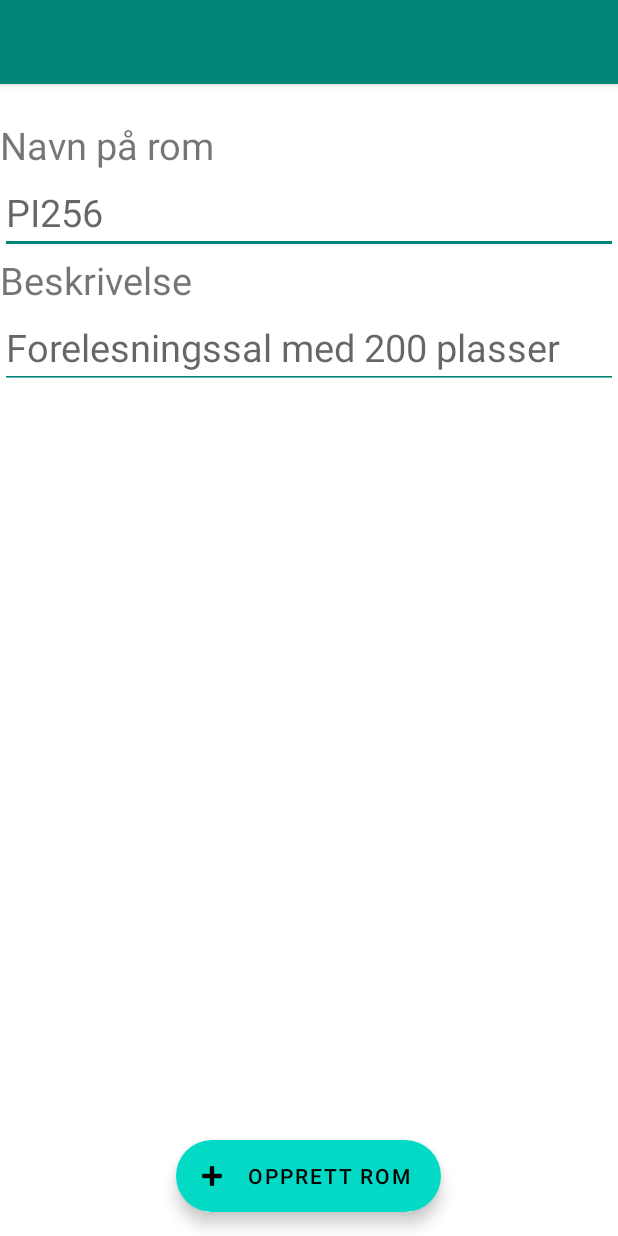
After one commit to SagenKoder/MySupersecretMapApp, an Android app: the layout activity_create_room.xml on its own in the app's theme, with its tools: preview values and no code run, on a phone screen of 412 x 824 dp. The commit adds this screen. Run offline under Robolectric (Android 15) with nearby library versions, the phone set to English and light mode, and no system bars; network calls fail.

```diff
--- a/app/src/main/AndroidManifest.xml
+++ b/app/src/main/AndroidManifest.xml
@@ -19,9 +19,13 @@
         android:theme="@style/AppTheme"
         tools:ignore="AllowBackup,GoogleAppIndexingWarning,UnusedAttribute">
         <activity
+            android:name=".CreateRoomActivity"
+            android:label="@string/title_activity_create_room"
+            android:theme="@style/AppTheme.NoActionBar"></activity>
+        <activity
             android:name=".BuildingActivity"
             android:label="@string/title_activity_building"
-            android:theme="@style/AppTheme.NoActionBar"></activity>
+            android:theme="@style/AppTheme.NoActionBar" />
         <activity
             android:name=".CreateBuildingActivity"
             android:label="@string/title_activity_create_building"
--- a/app/src/main/java/app/sagen/mysupersecretmapapp/CreateBuildingActivity.java
+++ b/app/src/main/java/app/sagen/mysupersecretmapapp/CreateBuildingActivity.java
@@ -55,7 +55,7 @@ public class CreateBuildingActivity extends AppCompatActivity implements CreateB
 
     @Override
     public void buildingCreated() {
-        Snackbar.make(fabCreate.getRootView(), "Bygg opprettet <3", Snackbar.LENGTH_LONG).show();
+        Snackbar.make(fabCreate.getRootView(), "Bygg opprettet", Snackbar.LENGTH_LONG).show();
 
         finish();
     }
--- a/app/src/main/java/app/sagen/mysupersecretmapapp/data/Reservation.java
+++ b/app/src/main/java/app/sagen/mysupersecretmapapp/data/Reservation.java
@@ -8,7 +8,7 @@ import org.json.JSONObject;
 
 import java.util.Date;
 
-import app.sagen.mysupersecretmapapp.util.Util;
+import app.sagen.mysupersecretmapapp.util.Utils;
 
 public class Reservation implements Parcelable {
 
@@ -39,8 +39,8 @@ public class Reservation implements Parcelable {
         this.room = room;
 
         id = jsonObject.getInt("id");
-        from = Util.parseJsonDate(jsonObject.getString("datetime_from"));
-        to = Util.parseJsonDate(jsonObject.getString("datetime_to"));
+        from = Utils.parseJsonDate(jsonObject.getString("datetime_from"));
+        to = Utils.parseJsonDate(jsonObject.getString("datetime_to"));
         durationInSeconds = jsonObject.getInt("durationInSeconds");
     }
 
--- a/app/src/main/java/app/sagen/mysupersecretmapapp/task/CreateBuildingTask.java
+++ b/app/src/main/java/app/sagen/mysupersecretmapapp/task/CreateBuildingTask.java
@@ -46,7 +46,7 @@ public class CreateBuildingTask extends AsyncTask<Building, Void, Void> {
                 conn.disconnect();
 
             } catch (Exception e) {
-                Log.e(TAG, "doInBackground: Error while loading buildings!", e);
+                Log.e(TAG, "doInBackground: Error while creating building!", e);
             }
         }
         return null;
--- a/app/src/main/java/app/sagen/mysupersecretmapapp/task/FetchDataTask.java
+++ b/app/src/main/java/app/sagen/mysupersecretmapapp/task/FetchDataTask.java
@@ -12,7 +12,7 @@ import java.util.ArrayList;
 import java.util.List;
 
 import app.sagen.mysupersecretmapapp.data.Building;
-import app.sagen.mysupersecretmapapp.util.Util;
+import app.sagen.mysupersecretmapapp.util.Utils;
 
 public class FetchDataTask extends AsyncTask<Void, Void, List<Building>> {
 
@@ -41,7 +41,7 @@ public class FetchDataTask extends AsyncTask<Void, Void, List<Building>> {
 
         List<Building> buildings = new ArrayList<>();
         try {
-            JSONArray jsonArray = Util.readJsonArrayFrom(apiUri);
+            JSONArray jsonArray = Utils.readJsonArrayFrom(apiUri);
 
             for (int i = 0; i < jsonArray.length(); i++) {
                 JSONObject jsonObject = jsonArray.getJSONObject(i);
--- a/app/src/main/java/app/sagen/mysupersecretmapapp/task/LatLngFromAddressTask.java
+++ b/app/src/main/java/app/sagen/mysupersecretmapapp/task/LatLngFromAddressTask.java
@@ -11,7 +11,7 @@ import org.json.JSONObject;
 import java.net.URL;
 
 import app.sagen.mysupersecretmapapp.data.LatLngResult;
-import app.sagen.mysupersecretmapapp.util.Util;
+import app.sagen.mysupersecretmapapp.util.Utils;
 
 public class LatLngFromAddressTask extends AsyncTask<String, Void, LatLngResult> {
 
@@ -44,7 +44,7 @@ public class LatLngFromAddressTask extends AsyncTask<String, Void, LatLngResult>
                         .replace("%KEY%", apiKey)
                         .replace("%ADDRESS%", string.replaceAll("\\s", "%20")));
 
-                JSONObject jsonObject = Util.readJsonObjectFrom(url);
+                JSONObject jsonObject = Utils.readJsonObjectFrom(url);
 
                 if (!jsonObject.getString("status").equals("OK")) {
                     throw new RuntimeException("Got a non-ok status from maps API!\nStatus: " + jsonObject.getString("status"));
--- /dev/null
+++ b/app/src/main/res/layout/activity_create_room.xml
@@ -0,0 +1,35 @@
+<?xml version="1.0" encoding="utf-8"?>
+<androidx.coordinatorlayout.widget.CoordinatorLayout xmlns:android="http://schemas.android.com/apk/res/android"
+    xmlns:app="http://schemas.android.com/apk/res-auto"
+    xmlns:tools="http://schemas.android.com/tools"
+    android:layout_width="match_parent"
+    android:layout_height="match_parent"
+    tools:context=".CreateRoomActivity">
+
+    <com.google.android.material.appbar.AppBarLayout
+        android:layout_width="match_parent"
+        android:layout_height="wrap_content"
+        android:theme="@style/AppTheme.AppBarOverlay">
+
+        <androidx.appcompat.widget.Toolbar
+            android:id="@+id/toolbar"
+            android:layout_width="match_parent"
+            android:layout_height="?attr/actionBarSize"
+            android:background="?attr/colorPrimary"
+            app:popupTheme="@style/AppTheme.PopupOverlay" />
+
+    </com.google.android.material.appbar.AppBarLayout>
+
+    <include layout="@layout/content_create_room" />
+
+    <com.google.android.material.floatingactionbutton.ExtendedFloatingActionButton
+        android:id="@+id/fab_create_room"
+        android:layout_width="wrap_content"
+        android:layout_height="wrap_content"
+        android:layout_gravity="bottom|center_horizontal"
+        android:layout_margin="@dimen/fab_margin"
+        android:text="Opprett rom"
+        app:icon="@android:drawable/ic_input_add"
+        app:srcCompat="@android:drawable/ic_input_add" />
+
+</androidx.coordinatorlayout.widget.CoordinatorLayout>
--- /dev/null
+++ b/app/src/main/res/layout/content_create_room.xml
@@ -0,0 +1,41 @@
+<?xml version="1.0" encoding="utf-8"?>
+<LinearLayout xmlns:android="http://schemas.android.com/apk/res/android"
+    xmlns:app="http://schemas.android.com/apk/res-auto"
+    xmlns:tools="http://schemas.android.com/tools"
+    android:layout_width="match_parent"
+    android:orientation="vertical"
+    android:layout_height="match_parent"
+    app:layout_behavior="@string/appbar_scrolling_view_behavior"
+    tools:context=".CreateRoomActivity"
+    tools:showIn="@layout/activity_create_room">
+
+    <TextView
+        android:layout_marginTop="@dimen/standard_23"
+        android:layout_width="match_parent"
+        android:layout_height="wrap_content"
+        android:textSize="25sp"
+        android:text="Navn på rom" />
+
+    <EditText
+        android:id="@+id/create_room_name"
+        android:layout_width="match_parent"
+        android:layout_height="wrap_content"
+        android:textSize="25sp"
+        android:hint="PI256"
+        android:backgroundTint="@color/colorPrimary" />
+
+    <TextView
+        android:layout_width="match_parent"
+        android:layout_height="wrap_content"
+        android:textSize="25sp"
+        android:text="Beskrivelse" />
+
+    <EditText
+        android:id="@+id/create_room_desc"
+        android:layout_width="match_parent"
+        android:layout_height="wrap_content"
+        android:textSize="25sp"
+        android:hint="Forelesningssal med 200 plasser"
+        android:backgroundTint="@color/colorPrimary"/>
+
+</LinearLayout>
--- a/app/src/main/res/values/strings.xml
+++ b/app/src/main/res/values/strings.xml
@@ -4,6 +4,7 @@
     <string name="opprett_nytt_rom">Nytt bygg</string>
     <string name="title_activity_create_building">Opprett et nytt bygg</string>
     <string name="title_activity_building">BuildingActivity</string>
-    <string name="reservasjoner_idag">Reservasjoner idag:</string>
-    <string name="bygg">Bygg:</string>
+    <string name="reservasjoner_idag">Reservasjoner idag: </string>
+    <string name="bygg">Bygg: </string>
+    <string name="title_activity_create_room">CreateRoomActivity</string>
 </resources>
```
Also changed, not shown: app/src/main/java/app/sagen/mysupersecretmapapp/BuildingActivity.java (+32 -11 lines), app/src/main/java/app/sagen/mysupersecretmapapp/CreateRoomActivity.java (added, +83 -0 lines), app/src/main/java/app/sagen/mysupersecretmapapp/adapter/RoomListAdapter.java (+7 -2 lines), app/src/main/java/app/sagen/mysupersecretmapapp/data/Room.java (+7 -0 lines), app/src/main/java/app/sagen/mysupersecretmapapp/task/CreateRoomTask.java (added, +71 -0 lines), app/src/main/java/app/sagen/mysupersecretmapapp/util/Utils.java (renamed from app/src/main/java/app/sagen/mysupersecretmapapp/util/Util.java, +10 -4 lines).
